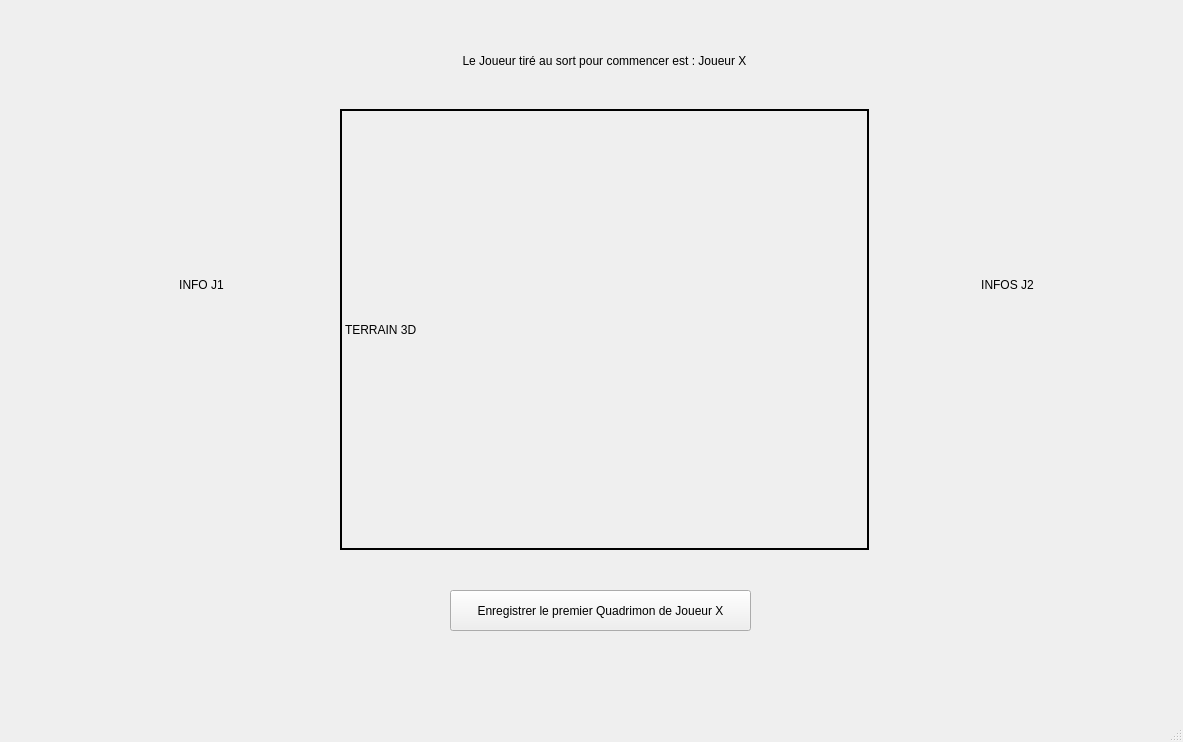
Before: the Qt Designer form mainwindow.ui in Electrom500/Quadrimon, drawn with Qt 5.
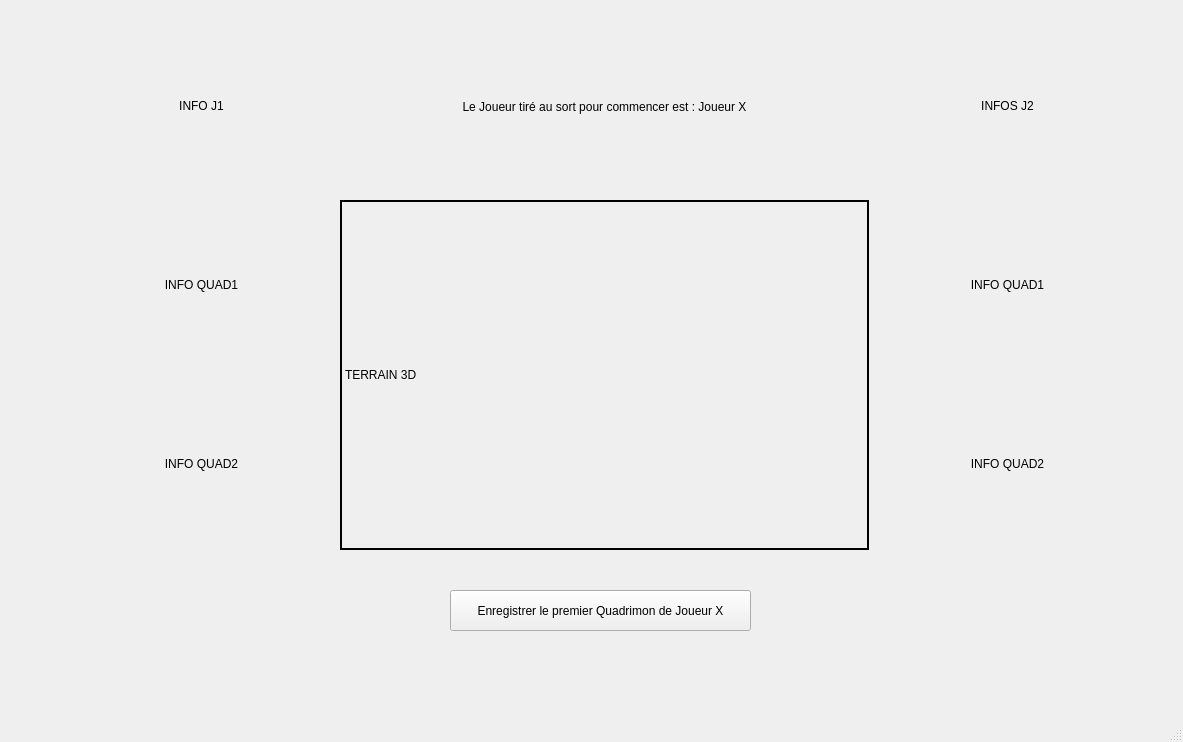
After: the same form once the commit is applied.

What changed in the file:
```diff
--- a/mainwindow.ui
+++ b/mainwindow.ui
@@ -24,7 +24,25 @@
      </rect>
     </property>
     <layout class="QGridLayout" name="gridLayout">
-     <item row="0" column="0" rowspan="6">
+     <item row="0" column="0" rowspan="3">
+      <layout class="QGridLayout" name="gridLayout_2">
+       <item row="1" column="0">
+        <widget class="QLabel" name="J1_quad1_label">
+         <property name="frameShadow">
+          <enum>QFrame::Plain</enum>
+         </property>
+         <property name="text">
+          <string>INFO QUAD1</string>
+         </property>
+         <property name="textFormat">
+          <enum>Qt::AutoText</enum>
+         </property>
+         <property name="alignment">
+          <set>Qt::AlignCenter</set>
+         </property>
+        </widget>
+       </item>
+       <item row="0" column="0">
       <widget class="QLabel" name="J1_info_label">
        <property name="frameShadow">
         <enum>QFrame::Plain</enum>
@@ -40,17 +58,25 @@
        </property>
       </widget>
      </item>
-     <item row="0" column="4" rowspan="6">
-      <widget class="QLabel" name="J2_info_label">
+       <item row="2" column="0">
+        <widget class="QLabel" name="J1_quad2_label">
+         <property name="frameShadow">
+          <enum>QFrame::Plain</enum>
+         </property>
        <property name="text">
-        <string>INFOS J2</string>
+          <string>INFO QUAD2</string>
+         </property>
+         <property name="textFormat">
+          <enum>Qt::AutoText</enum>
        </property>
        <property name="alignment">
         <set>Qt::AlignCenter</set>
        </property>
       </widget>
      </item>
-     <item row="0" column="2" colspan="2">
+      </layout>
+     </item>
+     <item row="0" column="1" colspan="2">
       <widget class="QLabel" name="Instruction_label">
        <property name="text">
         <string>Le Joueur tiré au sort pour commencer est : Joueur X</string>
@@ -63,7 +89,7 @@
        </property>
       </widget>
      </item>
-     <item row="1" column="2" rowspan="5" colspan="2">
+     <item row="1" column="1" rowspan="2" colspan="2">
       <widget class="QLabel" name="Terrain_label">
        <property name="frameShape">
         <enum>QFrame::WinPanel</enum>
@@ -73,6 +99,52 @@
        </property>
       </widget>
      </item>
+     <item row="0" column="3" rowspan="3">
+      <layout class="QGridLayout" name="gridLayout_3">
+       <item row="1" column="0">
+        <widget class="QLabel" name="J2_quad1_label">
+         <property name="frameShadow">
+          <enum>QFrame::Plain</enum>
+         </property>
+         <property name="text">
+          <string>INFO QUAD1</string>
+         </property>
+         <property name="textFormat">
+          <enum>Qt::AutoText</enum>
+         </property>
+         <property name="alignment">
+          <set>Qt::AlignCenter</set>
+         </property>
+        </widget>
+       </item>
+       <item row="2" column="0">
+        <widget class="QLabel" name="J2_quad2_label">
+         <property name="frameShadow">
+          <enum>QFrame::Plain</enum>
+         </property>
+         <property name="text">
+          <string>INFO QUAD2</string>
+         </property>
+         <property name="textFormat">
+          <enum>Qt::AutoText</enum>
+         </property>
+         <property name="alignment">
+          <set>Qt::AlignCenter</set>
+         </property>
+        </widget>
+       </item>
+       <item row="0" column="0">
+        <widget class="QLabel" name="J2_info_label">
+         <property name="text">
+          <string>INFOS J2</string>
+         </property>
+         <property name="alignment">
+          <set>Qt::AlignCenter</set>
+         </property>
+        </widget>
+       </item>
+      </layout>
+     </item>
     </layout>
    </widget>
    <widget class="QPushButton" name="capture_button">
```
Lines whose indentation alone changed are shown as unchanged.
